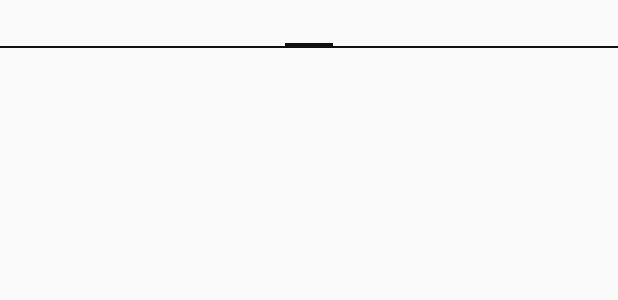
After one commit to aidangrabe/student-wear-app, an Android app: the layout activity_timetable.xml on its own in the app's theme, with its tools: preview values and no code run, on a phone screen of 412 x 824 dp. The commit adds this screen. Shown: the top 300 px of the screen. Run offline under Robolectric (Android 15) with nearby library versions, the phone set to English and light mode, and no system bars.

Commit message:
Add ViewPager to mobile timetable activity

```diff
--- /dev/null
+++ b/mobile/src/main/res/layout/activity_timetable.xml
@@ -0,0 +1,14 @@
+<?xml version="1.0" encoding="utf-8"?>
+<android.support.v4.view.ViewPager
+    xmlns:android="http://schemas.android.com/apk/res/android"
+    android:id="@+id/view_pager"
+    android:layout_width="match_parent"
+    android:layout_height="match_parent">
+
+    <android.support.v4.view.PagerTabStrip
+        android:id="@+id/tab_strip"
+        android:layout_width="match_parent"
+        android:layout_height="wrap_content"
+        android:layout_gravity="top"/>
+
+    </android.support.v4.view.ViewPager>
--- /dev/null
+++ b/mobile/src/main/res/layout/fragment_timetable.xml
@@ -0,0 +1,6 @@
+<?xml version="1.0" encoding="utf-8"?>
+<ListView xmlns:android="http://schemas.android.com/apk/res/android"
+    android:layout_width="match_parent"
+    android:layout_height="match_parent">
+
+</ListView>
```
Also changed, not shown: common/src/main/java/com/aidangrabe/common/SharedConstants.java (+10 -0 lines), mobile/src/main/java/com/aidangrabe/studentapp/activities/TimeTableActivity.java (+63 -0 lines), mobile/src/main/java/com/aidangrabe/studentapp/fragments/TimeTableFragment.java (added, +49 -0 lines).
